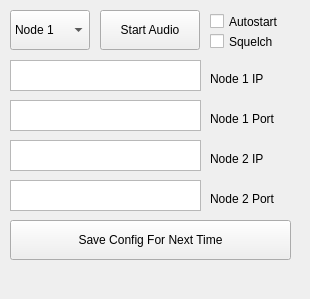
This is audio_over_udp/gui.ui in ivica3730k/Ham-Radio-Remote-Rig as Qt 5 draws it before an edit. The edited form follows.
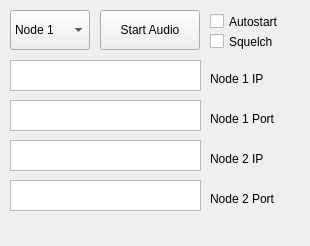
This is the edited form.

Patch:
```diff
--- a/audio_over_udp/gui.ui
+++ b/audio_over_udp/gui.ui
@@ -7,7 +7,7 @@
     <x>0</x>
     <y>0</y>
     <width>310</width>
-    <height>299</height>
+    <height>246</height>
    </rect>
   </property>
   <property name="sizePolicy">
@@ -26,6 +26,12 @@
      <verstretch>0</verstretch>
     </sizepolicy>
    </property>
+   <property name="maximumSize">
+    <size>
+     <width>310</width>
+     <height>240</height>
+    </size>
+   </property>
    <widget class="QPushButton" name="startButton">
     <property name="geometry">
      <rect>
@@ -177,19 +183,6 @@
      <string>Squelch</string>
     </property>
    </widget>
-   <widget class="QPushButton" name="saveConfigButton">
-    <property name="geometry">
-     <rect>
-      <x>10</x>
-      <y>220</y>
-      <width>281</width>
-      <height>40</height>
-     </rect>
-    </property>
-    <property name="text">
-     <string>Save Config For Next Time</string>
-    </property>
-   </widget>
   </widget>
   <widget class="QMenuBar" name="menubar">
    <property name="geometry">
```
